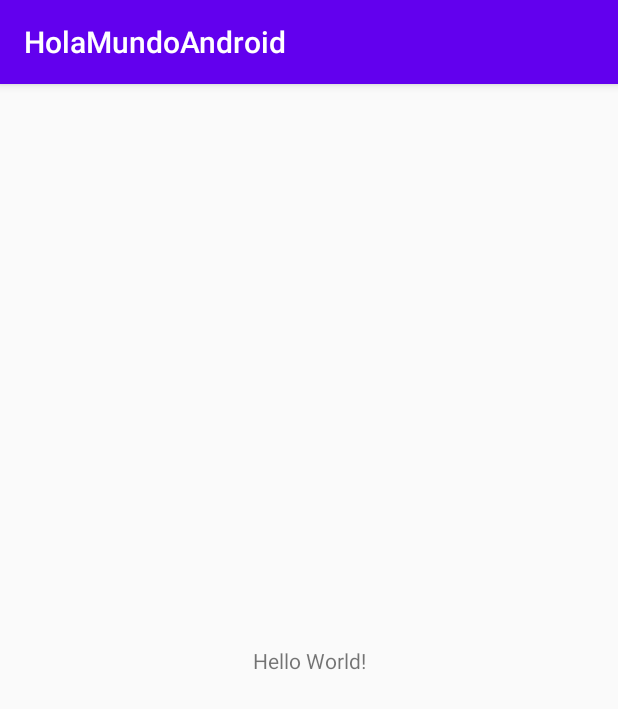
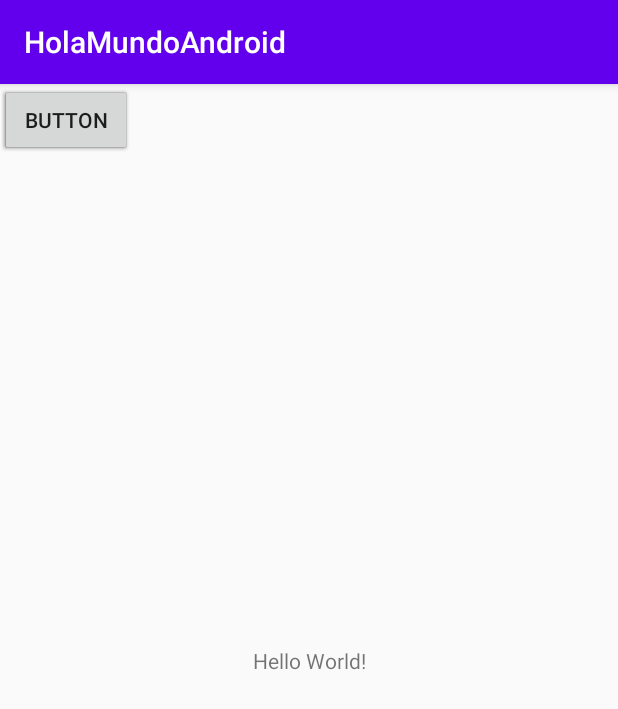
Before and after one commit to Danito06/HolaMundoAndroid, an Android app: the screen it shows after launch (MainActivity), on a phone screen of 412 x 824 dp. Shown: the top 709 px of the screen. Run offline under Robolectric (Android 15) with nearby library versions, the phone set to English and light mode, and no system bars.

Commit message:
Segunda Version

```diff
--- a/app/src/main/res/layout/activity_main.xml
+++ b/app/src/main/res/layout/activity_main.xml
@@ -15,4 +15,36 @@
         app:layout_constraintRight_toRightOf="parent"
         app:layout_constraintTop_toTopOf="parent" />
 
+    <Button
+        android:id="@+id/button"
+        android:layout_width="wrap_content"
+        android:layout_height="wrap_content"
+        android:text="Button"
+        tools:layout_editor_absoluteX="234dp"
+        tools:layout_editor_absoluteY="142dp" />
+
+    <Button
+        android:id="@+id/button2"
+        android:layout_width="wrap_content"
+        android:layout_height="wrap_content"
+        android:text="Button"
+        tools:layout_editor_absoluteX="70dp"
+        tools:layout_editor_absoluteY="142dp" />
+
+    <Button
+        android:id="@+id/button3"
+        android:layout_width="wrap_content"
+        android:layout_height="wrap_content"
+        android:text="Button"
+        tools:layout_editor_absoluteX="70dp"
+        tools:layout_editor_absoluteY="268dp" />
+
+    <Button
+        android:id="@+id/button4"
+        android:layout_width="wrap_content"
+        android:layout_height="wrap_content"
+        android:text="Button"
+        tools:layout_editor_absoluteX="234dp"
+        tools:layout_editor_absoluteY="268dp" />
+
 </android.support.constraint.ConstraintLayout>
```
